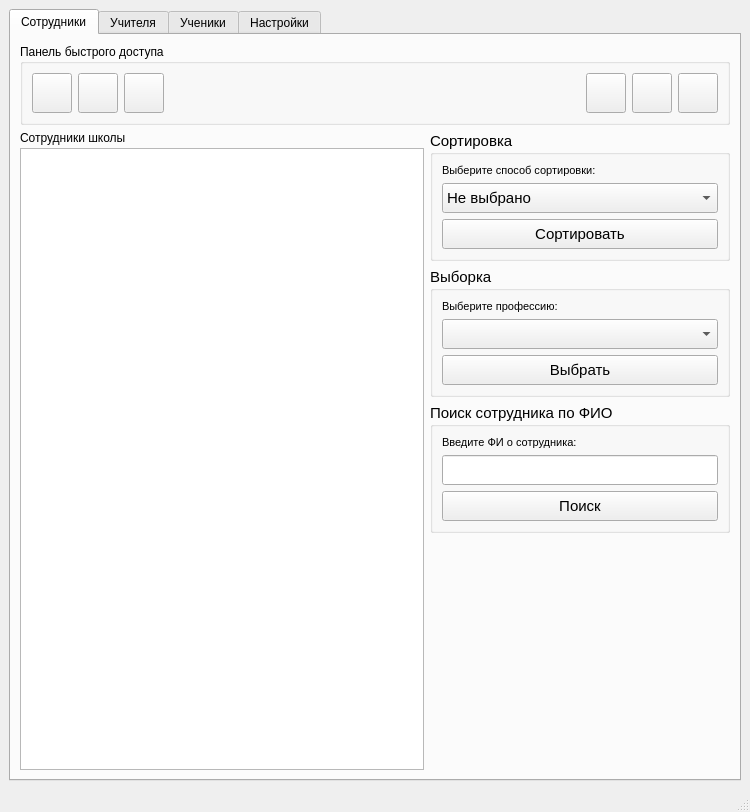
The window that Views/Forms/MainForm.ui (VladimirBalun/SchoolDataBase) describes before a commit, drawn with Qt 5.
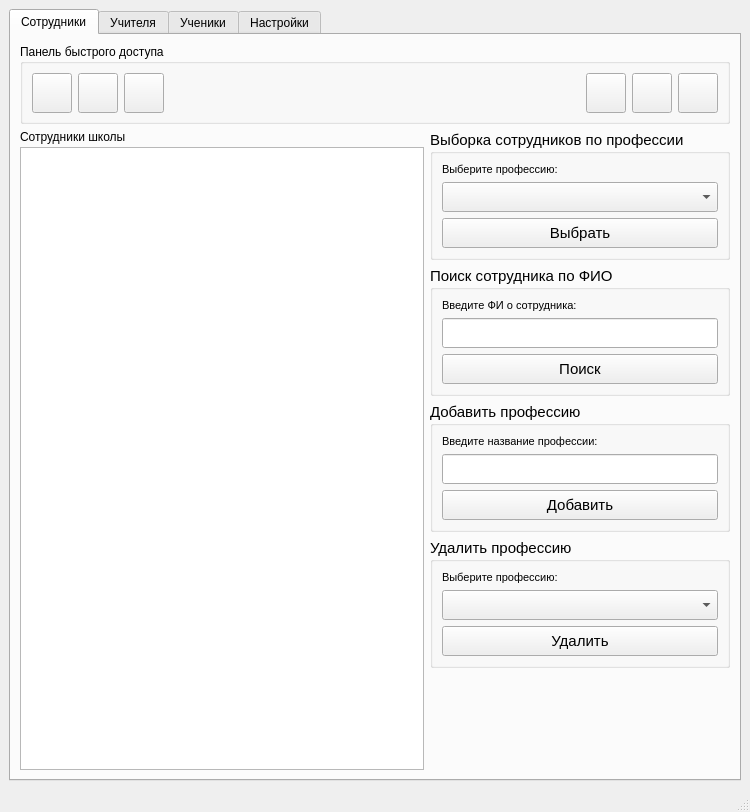
The same window after the commit. Icons and pictures are not drawn.

```diff
--- a/Views/Forms/MainForm.ui
+++ b/Views/Forms/MainForm.ui
@@ -311,84 +311,10 @@
              <property name="bottomMargin">
               <number>0</number>
              </property>
-             <item>
-              <widget class="QGroupBox" name="groupBox_2">
-               <property name="title">
-                <string>Сортировка</string>
-               </property>
-               <layout class="QVBoxLayout" name="verticalLayout_6">
-                <item>
-                 <widget class="QLabel" name="label_22">
-                  <property name="font">
-                   <font>
-                    <pointsize>8</pointsize>
-                   </font>
-                  </property>
-                  <property name="text">
-                   <string>Выберите способ сортировки:</string>
-                  </property>
-                 </widget>
-                </item>
-                <item>
-                 <widget class="QComboBox" name="cbxMethodSortingEmployees">
-                  <property name="minimumSize">
-                   <size>
-                    <width>0</width>
-                    <height>30</height>
-                   </size>
-                  </property>
-                  <item>
-                   <property name="text">
-                    <string>Не выбрано</string>
-                   </property>
-                  </item>
-                  <item>
-                   <property name="text">
-                    <string>По ФИО</string>
-                   </property>
-                  </item>
-                  <item>
-                   <property name="text">
-                    <string>По адресу</string>
-                   </property>
-                  </item>
-                  <item>
-                   <property name="text">
-                    <string>По дате рождения</string>
-                   </property>
-                  </item>
-                 </widget>
-                </item>
-                <item>
-                 <widget class="QPushButton" name="btnSortEmployees">
-                  <property name="minimumSize">
-                   <size>
-                    <width>0</width>
-                    <height>30</height>
-                   </size>
-                  </property>
-                  <property name="cursor">
-                   <cursorShape>PointingHandCursor</cursorShape>
-                  </property>
-                  <property name="toolTip">
-                   <string>Отсортировать сотрудников выбранным способом</string>
-                  </property>
-                  <property name="text">
-                   <string>Сортировать</string>
-                  </property>
-                  <property name="icon">
-                   <iconset resource="../../Resources/img.qrc">
-                    <normaloff>:/icons/img/sorting.png</normaloff>:/icons/img/sorting.png</iconset>
-                  </property>
-                 </widget>
-                </item>
-               </layout>
-              </widget>
-             </item>
              <item>
               <widget class="QGroupBox" name="groupBox_3">
                <property name="title">
-                <string>Выборка</string>
+                <string>Выборка сотрудников по профессии</string>
                </property>
                <layout class="QVBoxLayout" name="verticalLayout_5">
                 <item>
@@ -496,6 +422,111 @@
                </layout>
               </widget>
              </item>
+             <item>
+              <widget class="QGroupBox" name="groupBox_19">
+               <property name="title">
+                <string>Добавить профессию</string>
+               </property>
+               <layout class="QVBoxLayout" name="verticalLayout_28">
+                <item>
+                 <widget class="QLabel" name="label_25">
+                  <property name="font">
+                   <font>
+                    <pointsize>8</pointsize>
+                   </font>
+                  </property>
+                  <property name="frameShape">
+                   <enum>QFrame::NoFrame</enum>
+                  </property>
+                  <property name="text">
+                   <string>Введите название профессии:</string>
+                  </property>
+                 </widget>
+                </item>
+                <item>
+                 <widget class="QLineEdit" name="editAddingProfession">
+                  <property name="minimumSize">
+                   <size>
+                    <width>0</width>
+                    <height>30</height>
+                   </size>
+                  </property>
+                 </widget>
+                </item>
+                <item>
+                 <widget class="QPushButton" name="btnAddProfession">
+                  <property name="minimumSize">
+                   <size>
+                    <width>0</width>
+                    <height>30</height>
+                   </size>
+                  </property>
+                  <property name="text">
+                   <string>Добавить</string>
+                  </property>
+                  <property name="icon">
+                   <iconset resource="../../Resources/img.qrc">
+                    <normaloff>:/icons/img/add.png</normaloff>:/icons/img/add.png</iconset>
+                  </property>
+                 </widget>
+                </item>
+               </layout>
+              </widget>
+             </item>
+             <item>
+              <widget class="QGroupBox" name="groupBox_2">
+               <property name="title">
+                <string>Удалить профессию</string>
+               </property>
+               <layout class="QVBoxLayout" name="verticalLayout_6">
+                <item>
+                 <widget class="QLabel" name="label_22">
+                  <property name="font">
+                   <font>
+                    <pointsize>8</pointsize>
+                   </font>
+                  </property>
+                  <property name="text">
+                   <string>Выберите профессию:</string>
+                  </property>
+                 </widget>
+                </item>
+                <item>
+                 <widget class="QComboBox" name="cbxDeletingProfession">
+                  <property name="minimumSize">
+                   <size>
+                    <width>0</width>
+                    <height>30</height>
+                   </size>
+                  </property>
+                 </widget>
+                </item>
+                <item>
+                 <widget class="QPushButton" name="btnRemoveProfession">
+                  <property name="minimumSize">
+                   <size>
+                    <width>0</width>
+                    <height>30</height>
+                   </size>
+                  </property>
+                  <property name="cursor">
+                   <cursorShape>PointingHandCursor</cursorShape>
+                  </property>
+                  <property name="toolTip">
+                   <string>Отсортировать сотрудников выбранным способом</string>
+                  </property>
+                  <property name="text">
+                   <string>Удалить</string>
+                  </property>
+                  <property name="icon">
+                   <iconset resource="../../Resources/img.qrc">
+                    <normaloff>:/icons/img/delete.png</normaloff>:/icons/img/delete.png</iconset>
+                  </property>
+                 </widget>
+                </item>
+               </layout>
+              </widget>
+             </item>
              <item>
               <spacer name="verticalSpacer_2">
                <property name="orientation">
```
Left out of the diff: 6 changed lines with no effect on the pictures.
